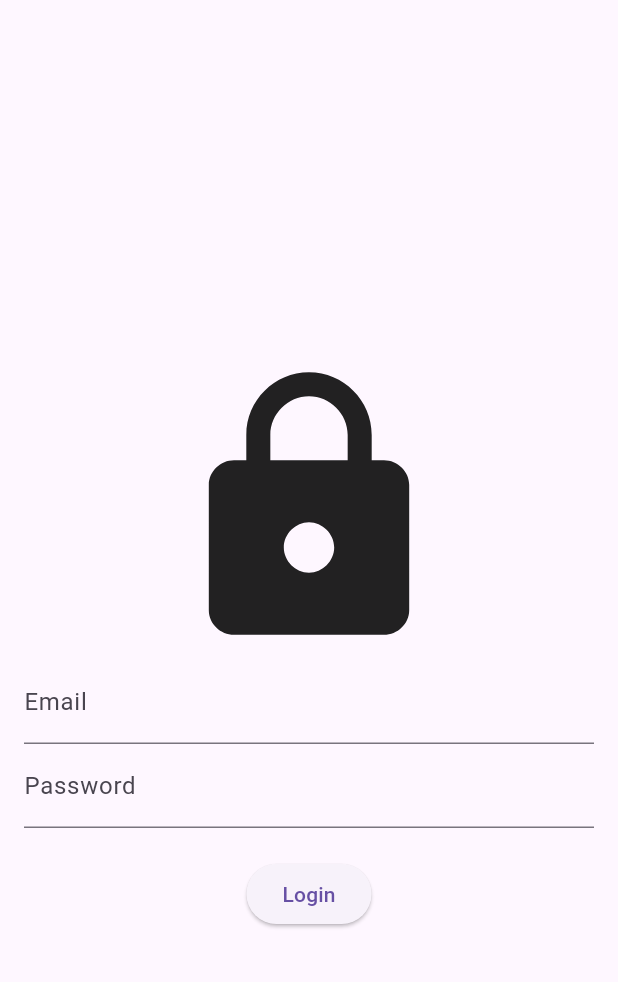
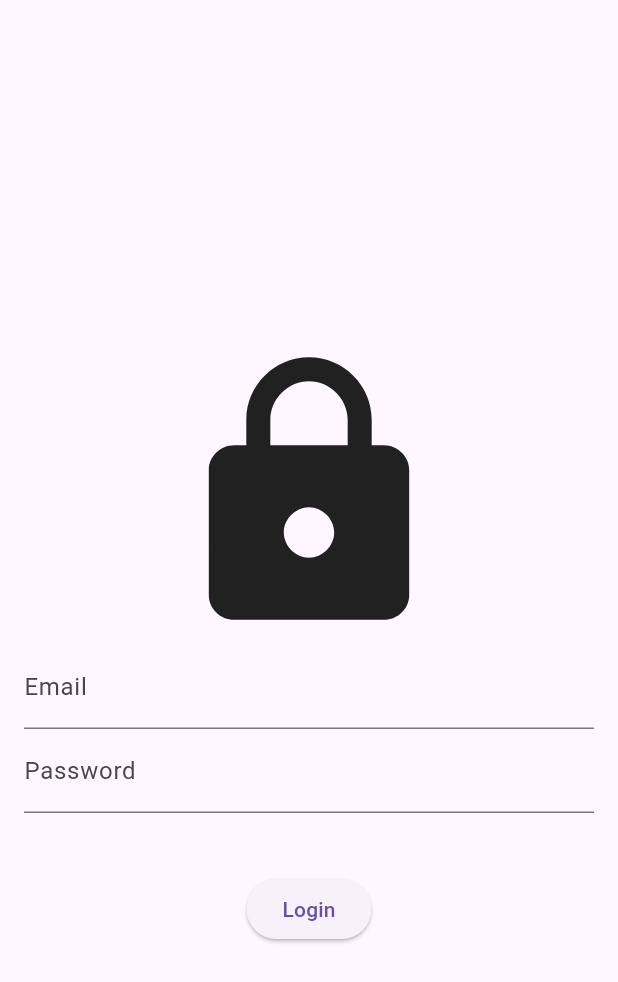
Before and after one commit to AaditAntony/interview-task-based-project, a Flutter app: the screen it shows after launch, on a phone screen of 412 x 824 dp. Shown: the top 982 px of the screen. Run offline on Flutter 3.47's test engine with Material 3 defaults, Android fonts, the phone set to English and light mode, and no system bars; our stand-ins replace flutter_riverpod, shared_preferences.

Commit message:
ui checking

```diff
--- a/lib/login_page.dart
+++ b/lib/login_page.dart
@@ -29,7 +29,7 @@ class LoginPage extends ConsumerWidget {
               obscureText: true,
               decoration: InputDecoration(labelText: 'Password'),
             ),
-            SizedBox(height: 20),
+            SizedBox(height: 40),
             ElevatedButton(
               onPressed: () {
                 final email = emailController.text;
```
